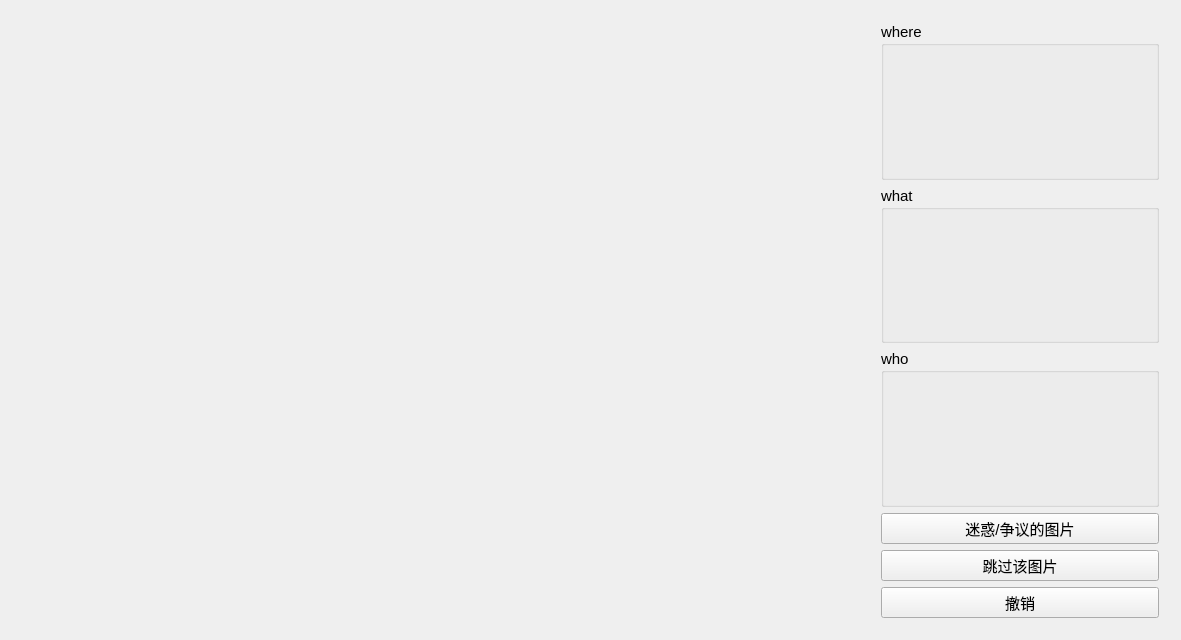
The window that mainwidget.ui (zonekey/img_classifier_prepare) describes before a commit, drawn with Qt 5.
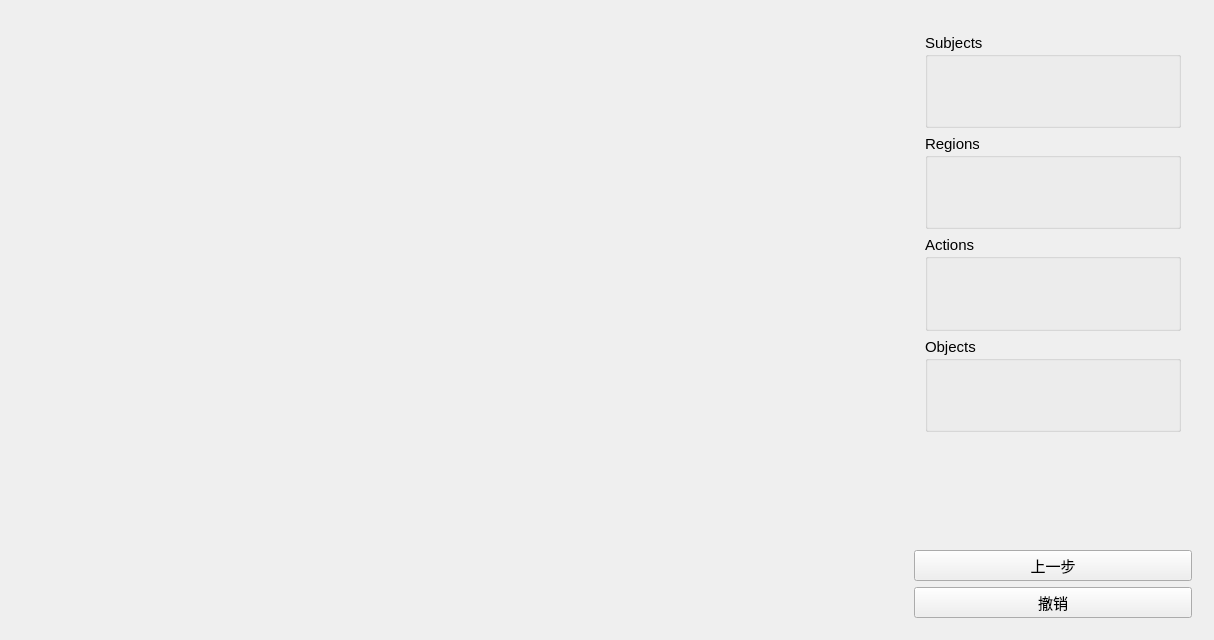
The same window after the commit.

Commit message: 支持 subject-region-action-object 模式分类

What changed in the file:
```diff
--- a/mainwidget.ui
+++ b/mainwidget.ui
@@ -6,7 +6,7 @@
    <rect>
     <x>0</x>
     <y>0</y>
-    <width>1181</width>
+    <width>1214</width>
     <height>640</height>
    </rect>
   </property>
@@ -26,81 +26,72 @@
       <widget class="QWidget" name="widget_show" native="true"/>
      </item>
      <item>
-      <widget class="QWidget" name="widget_2" native="true">
+      <widget class="QWidget" name="widget_oper" native="true">
        <property name="maximumSize">
         <size>
          <width>300</width>
          <height>16777215</height>
         </size>
        </property>
-       <layout class="QVBoxLayout" name="verticalLayout_3">
+       <layout class="QVBoxLayout" name="verticalLayout_5">
         <item>
          <layout class="QVBoxLayout" name="verticalLayout_x">
           <item>
+           <widget class="QWidget" name="widget" native="true">
            <layout class="QVBoxLayout" name="verticalLayout">
             <item>
-             <widget class="QGroupBox" name="groupBox_where">
+              <layout class="QVBoxLayout" name="verticalLayout_6">
+               <item>
+                <widget class="QGroupBox" name="groupBox_subjects">
               <property name="title">
-               <string>where</string>
-              </property>
-              <layout class="QVBoxLayout" name="verticalLayout_4">
-               <item>
-                <layout class="QVBoxLayout" name="verticalLayout_where"/>
-               </item>
-              </layout>
+                  <string>Subjects</string>
+                 </property>
              </widget>
             </item>
             <item>
-             <widget class="QGroupBox" name="groupBox_what">
+                <widget class="QGroupBox" name="groupBox_regions">
               <property name="title">
-               <string>what</string>
-              </property>
-              <layout class="QVBoxLayout" name="verticalLayout_8">
-               <item>
-                <layout class="QVBoxLayout" name="verticalLayout_what"/>
-               </item>
-              </layout>
+                  <string>Regions</string>
+                 </property>
              </widget>
             </item>
             <item>
-             <widget class="QGroupBox" name="groupBox_who">
+                <widget class="QGroupBox" name="groupBox_actions">
               <property name="title">
-               <string>who</string>
-              </property>
-              <layout class="QVBoxLayout" name="verticalLayout_7">
-               <item>
-                <layout class="QVBoxLayout" name="verticalLayout_who"/>
+                  <string>Actions</string>
+                 </property>
+                </widget>
                </item>
-              </layout>
-             </widget>
-            </item>
-           </layout>
+               <item>
+                <widget class="QGroupBox" name="groupBox_objects">
+                 <property name="title">
+                  <string>Objects</string>
+                 </property>
+                </widget>
+               </item>
+               <item>
+                <widget class="QWidget" name="widget_2" native="true"/>
           </item>
          </layout>
         </item>
-        <item>
-         <widget class="QPushButton" name="pushButton_confused">
-          <property name="text">
-           <string>迷惑/争议的图片</string>
-          </property>
+            </layout>
          </widget>
         </item>
         <item>
-         <widget class="QPushButton" name="pushButton_skip">
+           <widget class="QPushButton" name="pushButton_prev">
           <property name="text">
-           <string>跳过该图片</string>
+             <string>上一步</string>
           </property>
          </widget>
         </item>
         <item>
-         <widget class="QPushButton" name="button_undo">
+           <widget class="QPushButton" name="pushButton_cancel">
           <property name="text">
            <string>撤销</string>
           </property>
-          <property name="flat">
-           <bool>false</bool>
-          </property>
-         </widget>
+           </widget>
+          </item>
+         </layout>
         </item>
        </layout>
       </widget>
```
Left out of the diff: 2 changed lines with no effect on the pictures. Lines whose indentation alone changed are shown as unchanged. The commit also changes 9 other files.
